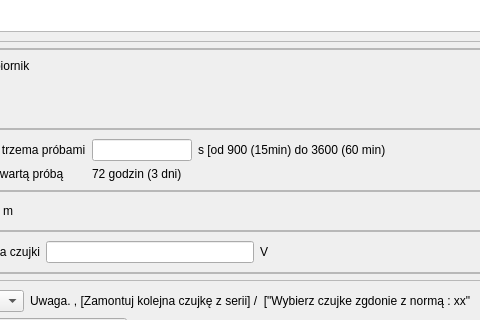
Qt form CzujkiLinioweApp/oknoparametrytestu.ui (wiacekmarcin/CzujkiLiniowe) before a commit; both pictures show x 168 to 648 and y 246 to 566 of the 1100 by 653 pixel window.
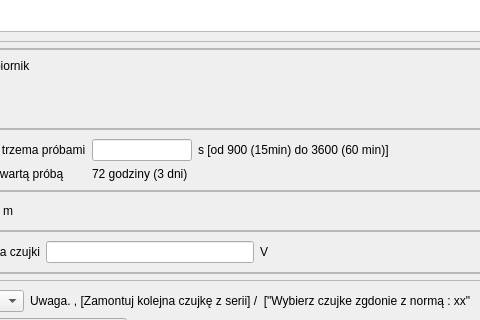
The same form after that commit. Icons and pictures are not drawn.

Patch:
```diff
--- a/CzujkiLinioweApp/oknoparametrytestu.ui
+++ b/CzujkiLinioweApp/oknoparametrytestu.ui
@@ -312,14 +312,14 @@
          <item row="1" column="1">
           <widget class="QLabel" name="label_13">
            <property name="text">
-            <string>72 godzin (3 dni)</string>
+            <string>72 godziny (3 dni)</string>
            </property>
           </widget>
          </item>
          <item row="0" column="2">
           <widget class="QLabel" name="label_14">
            <property name="text">
-            <string>s [od 900 (15min) do 3600 (60 min)</string>
+            <string>s [od 900 (15min) do 3600 (60 min)]</string>
            </property>
           </widget>
          </item>
```
